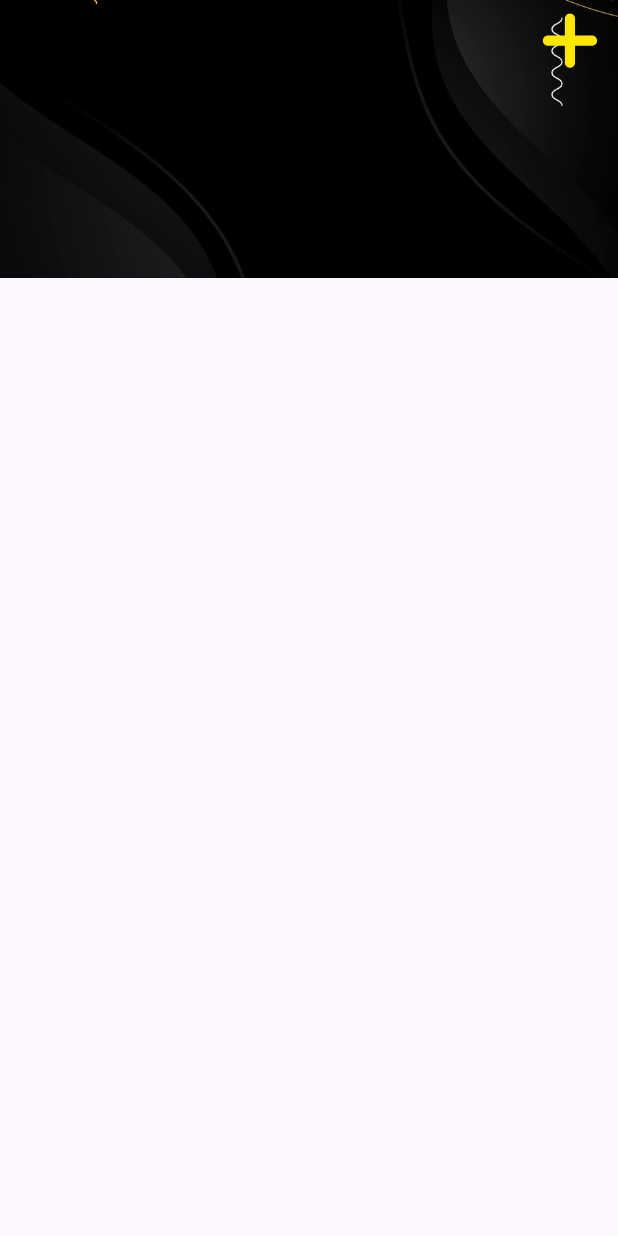
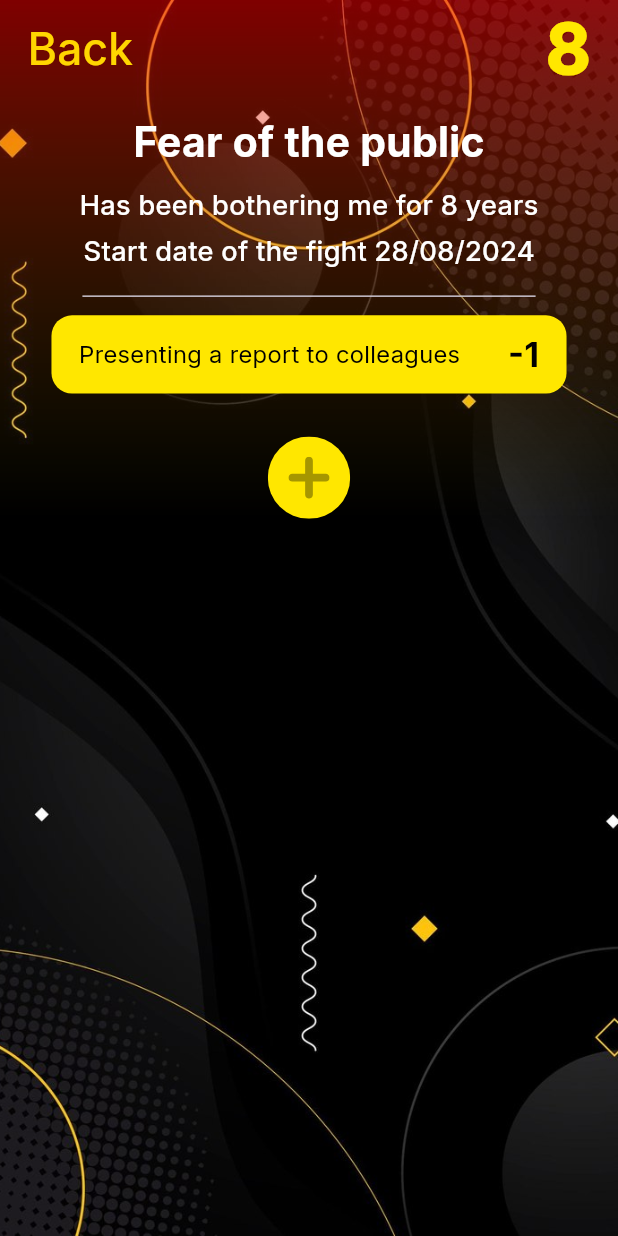
Before and after one commit to ibrahimsiam25/betfair, a Flutter app: the CustomScaffold screen opened directly, on a phone screen of 412 x 824 dp. Run offline on Flutter 3.47's test engine with Material 3 defaults, Android fonts, the light colour scheme and no system bars; our stand-ins replace flutter_screenutil, flutter_svg, go_router, persistent_bottom_nav_bar, shared_preferences; accounts and stored records are empty.

Commit message:
Edit Fear UI Done.

```diff
--- a/lib/core/constants/app_assets.dart
+++ b/lib/core/constants/app_assets.dart
@@ -22,9 +22,21 @@ class Assets {
   /// assets/images/calendar.svg
   static const String imagesCalendar = "assets/images/calendar.svg";
 
+  /// Assets for imagesCircleAdd
+  /// assets/images/circle_add.svg
+  static const String imagesCircleAdd = "assets/images/circle_add.svg";
+
+  /// Assets for imagesCircleAddSign
+  /// assets/images/circle_add_sign.svg
+  static const String imagesCircleAddSign = "assets/images/circle_add_sign.svg";
+
   /// Assets for imagesDown
   /// assets/images/down.svg
   static const String imagesDown = "assets/images/down.svg";
+
+  /// Assets for imagesEditFearBack
+  /// assets/images/edit_fear_back.png
+  static const String imagesEditFearBack = "assets/images/edit_fear_back.png";
 
   /// Assets for imagesHome
   /// assets/images/home.svg
@@ -33,6 +45,10 @@ class Assets {
   /// Assets for imagesIcRoundReportProblem
   /// assets/images/ic_round-report-problem.svg
   static const String imagesIcRoundReportProblem = "assets/images/ic_round-report-problem.svg";
+
+  /// Assets for imagesImpactTextfield
+  /// assets/images/impact_textfield.png
+  static const String imagesImpactTextfield = "assets/images/impact_textfield.png";
 
   /// Assets for imagesMan
   /// assets/images/man.png
@@ -45,6 +61,10 @@ class Assets {
   /// Assets for imagesMingcuteNewsFill
   /// assets/images/mingcute_news-fill.svg
   static const String imagesMingcuteNewsFill = "assets/images/mingcute_news-fill.svg";
+
+  /// Assets for imagesNega
+  /// assets/images/nega.png
+  static const String imagesNega = "assets/images/nega.png";
 
   /// Assets for imagesNumberback
   /// assets/images/numberback.png
@@ -74,6 +94,10 @@ class Assets {
   /// assets/images/pause.svg
   static const String imagesPause = "assets/images/pause.svg";
 
+  /// Assets for imagesPosa
+  /// assets/images/posa.png
+  static const String imagesPosa = "assets/images/posa.png";
+
   /// Assets for imagesReviewAvatar
   /// assets/images/review_avatar.png
   static const String imagesReviewAvatar = "assets/images/review_avatar.png";
@@ -93,6 +117,10 @@ class Assets {
   /// Assets for imagesStarEmpty
   /// assets/images/StarEmpty.png
   static const String imagesStarEmpty = "assets/images/StarEmpty.png";
+
+  /// Assets for imagesStrugleTextField
+  /// assets/images/strugle_text_field.png
+  static const String imagesStrugleTextField = "assets/images/strugle_text_field.png";
 
   /// Assets for imagesTest
   /// assets/images/test.png
--- a/lib/core/routes/app_router.dart
+++ b/lib/core/routes/app_router.dart
@@ -1,3 +1,4 @@
+import 'package:betfair/features/edit_fear/views/edit_fear_view.dart';
 import 'package:betfair/features/home/views/bottom_nav_bar.dart';
 import 'package:betfair/features/offender/views/offender_view.dart';
 import 'package:betfair/features/offender/widgets/add_offender_name_and_cause.dart';
@@ -34,6 +35,7 @@ abstract class AppRouter {
   static const String kOffenderSocilas = '/offenderSocilas';
   static const String kViewOffenderName = '/viewoffendername';
   static const String kViewOffenderSocilas = '/viewoffenderSocilas';
+  static const String kEditFear = '/editFear';
 
   static final router = GoRouter(
     routes: [
@@ -118,6 +120,11 @@ abstract class AppRouter {
           builder: (context, state) {
             return const ViewOffenderSocials();
           }),
+      GoRoute(
+          path: kEditFear,
+          builder: (context, state) {
+            return const EditFearView();
+          }),
     ],
   );
 }
--- a/lib/core/widgets/custom_scaffold.dart
+++ b/lib/core/widgets/custom_scaffold.dart
@@ -12,6 +12,7 @@ class CustomScaffold extends StatelessWidget {
   @override
   Widget build(BuildContext context) {
     return Scaffold(
+      resizeToAvoidBottomInset: true,
       body: Container(
         decoration: const BoxDecoration(
           image: DecorationImage(
--- /dev/null
+++ b/lib/features/edit_fear/widgets/edit_fear_view_body.dart
@@ -0,0 +1,266 @@
+import 'package:betfair/core/constants/app_assets.dart';
+import 'package:betfair/core/theme/app_colors.dart';
+import 'package:betfair/core/theme/app_text_styles.dart';
+import 'package:betfair/features/offender/widgets/back_button.dart';
+import 'package:flutter/material.dart';
+import 'package:flutter_screenutil/flutter_screenutil.dart';
+import 'package:flutter_svg/svg.dart';
+
+class EditFearViewBody extends StatelessWidget {
+  const EditFearViewBody({super.key});
+
+  @override
+  Widget build(BuildContext context) {
+    return Column(
+      children: [
+        Container(
+          decoration: const BoxDecoration(
+            image: DecorationImage(
+              image: AssetImage(
+                Assets.imagesEditFearBack,
+              ),
+              fit: BoxFit.fill,
+            ),
+          ),
+          child: Padding(
+            padding: EdgeInsets.symmetric(horizontal: 16.0.w),
+            child: SafeArea(
+              child: Column(
+                crossAxisAlignment: CrossAxisAlignment.center,
+                children: [
+                  Row(
+                    children: [
+                      const OffenderBackButton(),
+                      const Spacer(),
+                      Text(
+                        '8',
+                        style: AppTextStyles.fontWhiteW700.copyWith(
+                          fontSize: 40.sp,
+                          fontWeight: FontWeight.w900,
+                          color: AppColors.primary,
+                        ),
+                      )
+                    ],
+                  ),
+                  SizedBox(height: 8.h),
+                  Text(
+                    'Fear of the public',
+                    style:
+                        AppTextStyles.fontWhiteW700.copyWith(fontSize: 24.sp),
+                  ),
+                  SizedBox(height: 8.h),
+                  Text(
+                    'Has been bothering me for 8 years',
+                    style:
+                        AppTextStyles.fontWhiteW500.copyWith(fontSize: 16.sp),
+                  ),
+                  SizedBox(height: 4.h),
+                  Text(
+                    'Start date of the fight 28/08/2024',
+                    style:
+                        AppTextStyles.fontWhiteW500.copyWith(fontSize: 16.sp),
+                  ),
+                  SizedBox(height: 8.h),
+                  Padding(
+                    padding: EdgeInsets.symmetric(horizontal: 32.0.w),
+                    child: const Divider(),
+                  ),
+                  SizedBox(height: 4.h),
+                  Padding(
+                    padding: const EdgeInsets.symmetric(horizontal: 16.0),
+                    child: Container(
+                      padding: EdgeInsets.only(
+                          left: 16.w, top: 8.h, bottom: 8.h, right: 16.w),
+                      margin: EdgeInsets.only(bottom: 8.h),
+                      width: double.infinity,
+                      decoration: BoxDecoration(
+                        borderRadius: BorderRadius.circular(12.r),
+                        color: AppColors.primary,
+                      ),
+                      child: Row(
+                        children: [
+                          Text(
+                            'Presenting a report to colleagues',
+                            style: AppTextStyles.fontBlackW400.copyWith(
+                              fontSize: 14.sp,
+                            ),
+                          ),
+                          const Spacer(),
+                          Text(
+                            '-1',
+                            style: AppTextStyles.fontBlackW700.copyWith(
+                              fontSize: 20.sp,
+                            ),
+                          )
+                        ],
+                      ),
+                    ),
+                  ),
+                  SizedBox(height: 16.h),
+                  InkWell(
+                    onTap: () {
+                      showModalBottomSheet(
+                        context: context,
+                        isScrollControlled: true,
+                        builder: (BuildContext context) {
+                          return SingleChildScrollView(
+                            child: Container(
+                              height: 260.h,
+                              padding: EdgeInsets.symmetric(
+                                  horizontal: 24.0.w, vertical: 16.0.h),
+                              decoration: BoxDecoration(
+                                color: AppColors.primary,
+                                borderRadius: BorderRadius.only(
+                                  topLeft: Radius.circular(20.r),
+                                  topRight: Radius.circular(20.r),
+                                ),
+                              ),
+                              child: Align(
+                                child: ListView(
+                                  children: [
+                                    Padding(
+                                      padding: EdgeInsets.only(left: 8.0.w),
+                                      child: Text(
+                                        'The method of struggle',
+                                        style: AppTextStyles.fontBlackW700
+                                            .copyWith(
+                                          fontSize: 14.sp,
+                                        ),
+                                      ),
+                                    ),
+                                    SizedBox(height: 4.h),
+                                    Container(
+                                      height: 48.h,
+                                      padding: EdgeInsets.all(8.w),
+                                      decoration: const BoxDecoration(
+                                        image: DecorationImage(
+                                          image: AssetImage(
+                                            Assets.imagesStrugleTextField,
+                                          ),
+                                          fit: BoxFit.fill,
+                                        ),
+                                      ),
+                                      child: TextField(
+                                        decoration: InputDecoration(
+                                          border: InputBorder.none,
+                                          hintStyle: TextStyle(
+                                            color: AppColors.white,
+                                            fontSize: 16.sp,
+                                          ),
+                                        ),
+                                        style: TextStyle(
+                                          color: AppColors.white,
+                                          fontSize: 16.sp,
+                                        ),
+                                      ),
+                                    ),
+                                    SizedBox(height: 12.h),
+                                    Padding(
+                                      padding: EdgeInsets.only(left: 8.0.w),
+                                      child: Text(
+                                        'What was the impact?',
+                                        style: AppTextStyles.fontBlackW700
+                                            .copyWith(
+                                          fontSize: 14.sp,
+                                        ),
+                                      ),
+                                    ),
+                                    SizedBox(height: 4.h),
+                                    Row(
+                                      mainAxisAlignment:
+                                          MainAxisAlignment.center,
+                                      children: [
+                                        Image.asset(
+                                          Assets.imagesNega,
+                                          height: 32.h,
+                                          fit: BoxFit.fill,
+                                        ),
+                                        SizedBox(width: 8.w),
+                                        Expanded(
+                                          child: Container(
+                                            height: 48.h,
+                                            padding: EdgeInsets.all(8.w),
+                                            decoration: const BoxDecoration(
+                                              image: DecorationImage(
+                                                image: AssetImage(
+                                                  Assets.imagesImpactTextfield,
+                                                ),
+                                                fit: BoxFit.fill,
+                                              ),
+                                            ),
+                                            child: TextField(
+                                              decoration: InputDecoration(
+                                                border: InputBorder.none,
+                                                hintStyle: TextStyle(
+                                                  color: AppColors.white,
+                                                  fontSize: 16.sp,
+                                                ),
+                                              ),
+                                              style: TextStyle(
+                                                color: AppColors.white,
+                                                fontSize: 16.sp,
+                                              ),
+                                            ),
+                                          ),
+                                        ),
+                                        SizedBox(width: 8.w),
+                                        Image.asset(
+                                          Assets.imagesPosa,
+                                          height: 32.h,
+                                          fit: BoxFit.fitHeight,
+                                        ),
+                                      ],
+                                    ),
+                                    SizedBox(height: 16.h),
+                                    Align(
+                                      child: Container(
+                                        padding: EdgeInsets.symmetric(
+                                            horizontal: 48.0.w, vertical: 4.h),
+                                        decoration: BoxDecoration(
+                                          color: AppColors.black,
+                                          borderRadius:
+                                              BorderRadius.circular(12.r),
+                                        ),
+                                        child: Text(
+                                          'SAVE',
+                                          style: AppTextStyles.fontWhiteW700
+                                              .copyWith(fontSize: 28.sp),
+                                        ),
+                                      ),
+                                    ),
+                                  ],
+                                ),
+                              ),
+                            ),
+                          );
+                        },
+                      );
+                    },
+                    child: SizedBox(
+                      width: 48.w,
+                      height: 48.w,
+                      child: Stack(
+                        children: [
+                          SvgPicture.asset(
+                            Assets.imagesCircleAdd,
+                            width: 48.0.w,
+                          ),
+                          Center(
+                            child: SvgPicture.asset(
+                              Assets.imagesCircleAddSign,
+                              width: 24.0.w,
+                            ),
+                          ),
+                        ],
+                      ),
+                    ),
+                  )
+                ],
+              ),
+            ),
+          ),
+        ),
+      ],
+    );
+  }
+}
```
Also changed, not shown: lib/features/edit_fear/views/edit_fear_view.dart (added, +14 -0 lines), lib/features/fears/widgets/fears_view_body.dart (+8 -3 lines), assets/images/circle_add.svg (added), assets/images/circle_add_sign.svg (added), assets/images/edit_fear_back.png (added), assets/images/impact_textfield.png (added), assets/images/nega.png (added), assets/images/posa.png (added), assets/images/strugle_text_field.png (added).
